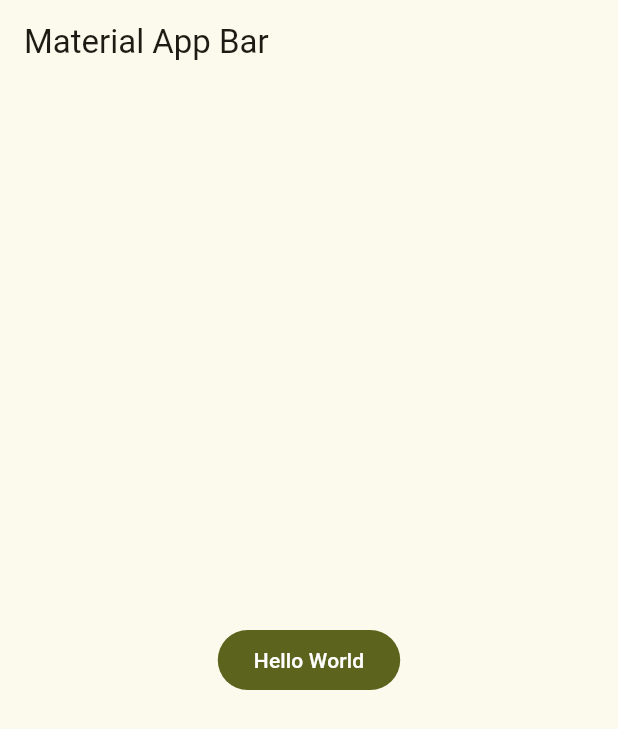
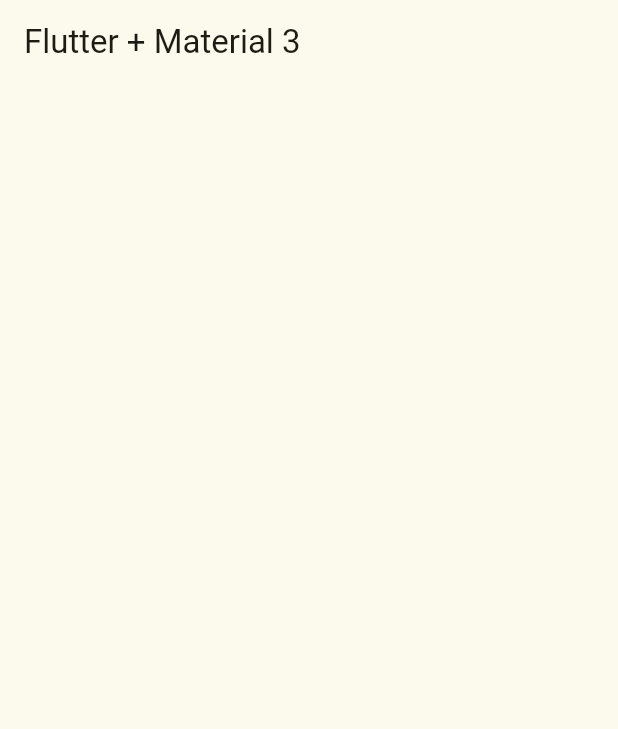
Before and after one commit to oscarruiz05/widgets_app, a Flutter app: the screen it shows after launch, on a phone screen of 412 x 824 dp. Shown: the top 729 px of the screen. Run offline on Flutter 3.47's test engine with Material 3 defaults, Android fonts, the phone set to English and light mode, and no system bars.

Commit message:
Add MenuItem class and app menu items; implement HomeScreen widget

```diff
--- a/lib/config/theme/app_theme.dart
+++ b/lib/config/theme/app_theme.dart
@@ -28,6 +28,13 @@ class AppTheme {
         'Selected color index must be less than ${colorList.length}',
       );
 
-  ThemeData getTheme() =>
-      ThemeData(useMaterial3: true, colorSchemeSeed: colorList[selectedColor]);
+  ThemeData getTheme() => ThemeData(
+    useMaterial3: true,
+    colorSchemeSeed: colorList[selectedColor],
+    appBarTheme: const AppBarTheme(
+      // backgroundColor: Colors.red,
+      // elevation: 0,
+      centerTitle: false,
+    ),
+  );
 }
--- a/lib/main.dart
+++ b/lib/main.dart
@@ -1,5 +1,6 @@
 import 'package:flutter/material.dart';
 import 'package:widgets_app/config/theme/app_theme.dart';
+import 'package:widgets_app/presentation/screens/home/home_screen.dart';
 
 void main() => runApp(const MyApp());
 
@@ -13,12 +14,7 @@ class MyApp extends StatelessWidget {
       debugShowCheckedModeBanner: false,
       theme: AppTheme(selectedColor: 11).getTheme(),
       home: Scaffold(
-        appBar: AppBar(
-          title: Text('Material App Bar'),
-        ),
-        body: Center(
-          child: FilledButton(onPressed: () {}, child: Text('Hello World')),
-        ),
+        body: const HomeScreen()
       ),
     );
   }
--- /dev/null
+++ b/lib/presentation/screens/home/home_screen.dart
@@ -0,0 +1,14 @@
+import 'package:flutter/material.dart';
+
+class HomeScreen extends StatelessWidget {
+  const HomeScreen({super.key});
+
+  @override
+  Widget build(BuildContext context) {
+    return Scaffold(
+      appBar: AppBar(
+        title: const Text('Flutter + Material 3'),
+      ),
+    );
+  }
+}
```
Also changed, not shown: lib/config/menu/menu_items.dart (added, +30 -0 lines).
